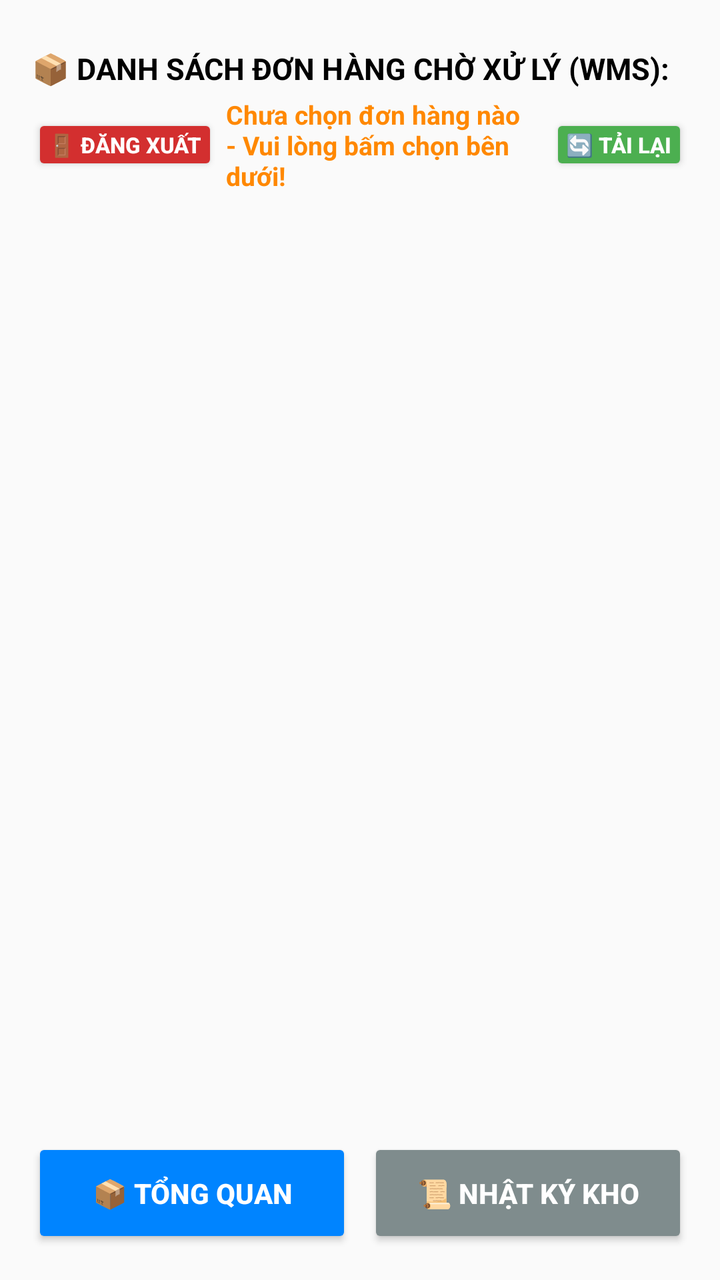
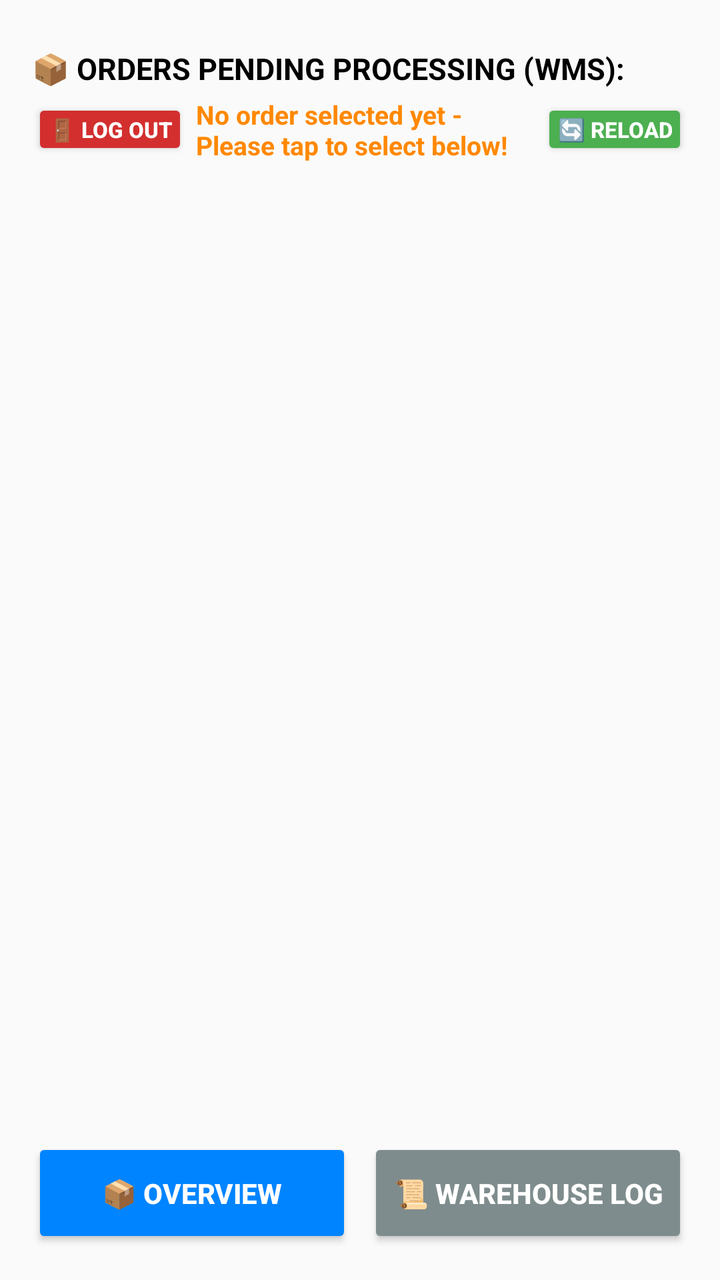

Before-and-after screenshots of an Android layout around one commit, followed by the original layout XML and the change that was made.
<!-- AndroidManifest.xml: activity theme Theme.AppCompat.Light.NoActionBar -->
<!-- res/layout/activity_warehouse.xml -->
<?xml version="1.0" encoding="utf-8"?>
<LinearLayout xmlns:android="http://schemas.android.com/apk/res/android"
    android:layout_width="match_parent"
    android:layout_height="match_parent"
    android:orientation="vertical"
    android:paddingLeft="16dp"
    android:paddingRight="16dp"
    android:paddingBottom="16dp"
    android:paddingTop="24dp">

    <TextView
        android:id="@+id/txtTitle"
        android:layout_width="wrap_content"
        android:layout_height="wrap_content"
        android:text="📦 DANH SÁCH ĐƠN HÀNG CHỜ XỬ LÝ (WMS):"
        android:textSize="15sp"
        android:textStyle="bold"
        android:textColor="#000000"
        android:layout_marginBottom="4dp" />

    <LinearLayout
        android:layout_width="match_parent"
        android:layout_height="wrap_content"
        android:orientation="horizontal"
        android:gravity="center_vertical"
        android:layout_marginBottom="12dp">

        <Button
            android:id="@+id/btnLogout"
            android:layout_width="wrap_content"
            android:layout_height="wrap_content"
            android:text="🚪 ĐĂNG XUẤT"
            android:textSize="11sp"
            android:textStyle="bold"
            android:backgroundTint="#D32F2F"
            android:textColor="#FFFFFF"
            android:minHeight="0dp"
            android:minWidth="0dp"
            android:padding="8dp"
            android:layout_marginRight="4dp" />

        <TextView
            android:id="@+id/txtSelectedOrder"
            android:layout_width="0dp"
            android:layout_height="wrap_content"
            android:layout_weight="1"
            android:text="Chưa chọn đơn hàng nào - Vui lòng bấm chọn bên dưới!"
            android:textSize="13sp"
            android:textColor="#FF8800"
            android:textStyle="bold"
            android:paddingEnd="4dp" />

        <Button
            android:id="@+id/btnReload"
            android:layout_width="wrap_content"
            android:layout_height="wrap_content"
            android:text="🔄 TẢI LẠI"
            android:textSize="11sp"
            android:textStyle="bold"
            android:backgroundTint="#4CAF50"
            android:textColor="#FFFFFF"
            android:minHeight="0dp"
            android:minWidth="0dp"
            android:padding="8dp" />
    </LinearLayout>

    <ListView
        android:id="@+id/listViewOrders"
        android:layout_width="match_parent"
        android:layout_height="0dp"
        android:layout_weight="1"
        android:divider="#CCCCCC"
        android:dividerHeight="1dp"
        android:layout_marginBottom="8dp" />

    <LinearLayout
        android:layout_width="match_parent"
        android:layout_height="55dp"
        android:orientation="horizontal">

        <Button
            android:id="@+id/btnTabOverview"
            android:layout_width="0dp"
            android:layout_height="match_parent"
            android:layout_weight="1"
            android:text="📦 TỔNG QUAN"
            android:backgroundTint="#0084FF"
            android:textColor="#FFFFFF"
            android:textStyle="bold"
            android:layout_marginRight="4dp"/>

        <Button
            android:id="@+id/btnTabLogs"
            android:layout_width="0dp"
            android:layout_height="match_parent"
            android:layout_weight="1"
            android:text="📜 NHẬT KÝ KHO"
            android:backgroundTint="#7F8C8D"
            android:textColor="#FFFFFF"
            android:textStyle="bold"
            android:layout_marginLeft="4dp"/>
    </LinearLayout>

</LinearLayout>
<!-- resources referenced by this layout -->
<resources>

</resources>

<!-- the commit's change to res/layout/activity_warehouse.xml (unified diff, before → after) -->
@@ -12,7 +12,7 @@
         android:id="@+id/txtTitle"
         android:layout_width="wrap_content"
         android:layout_height="wrap_content"
-        android:text="📦 DANH SÁCH ĐƠN HÀNG CHỜ XỬ LÝ (WMS):"
+        android:text="📦 ORDERS PENDING PROCESSING (WMS):"
         android:textSize="15sp"
         android:textStyle="bold"
         android:textColor="#000000"
@@ -29,7 +29,7 @@
             android:id="@+id/btnLogout"
             android:layout_width="wrap_content"
             android:layout_height="wrap_content"
-            android:text="🚪 ĐĂNG XUẤT"
+            android:text="🚪 LOG OUT"
             android:textSize="11sp"
             android:textStyle="bold"
             android:backgroundTint="#D32F2F"
@@ -44,7 +44,7 @@
             android:layout_width="0dp"
             android:layout_height="wrap_content"
             android:layout_weight="1"
-            android:text="Chưa chọn đơn hàng nào - Vui lòng bấm chọn bên dưới!"
+            android:text="No order selected yet - Please tap to select below!"
             android:textSize="13sp"
             android:textColor="#FF8800"
             android:textStyle="bold"
@@ -54,7 +54,7 @@
             android:id="@+id/btnReload"
             android:layout_width="wrap_content"
             android:layout_height="wrap_content"
-            android:text="🔄 TẢI LẠI"
+            android:text="🔄 RELOAD"
             android:textSize="11sp"
             android:textStyle="bold"
             android:backgroundTint="#4CAF50"
@@ -83,7 +83,7 @@
             android:layout_width="0dp"
             android:layout_height="match_parent"
             android:layout_weight="1"
-            android:text="📦 TỔNG QUAN"
+            android:text="📦 OVERVIEW"
             android:backgroundTint="#0084FF"
             android:textColor="#FFFFFF"
             android:textStyle="bold"
@@ -94,7 +94,7 @@
             android:layout_width="0dp"
             android:layout_height="match_parent"
             android:layout_weight="1"
-            android:text="📜 NHẬT KÝ KHO"
+            android:text="📜 WAREHOUSE LOG"
             android:backgroundTint="#7F8C8D"
             android:textColor="#FFFFFF"
             android:textStyle="bold"
